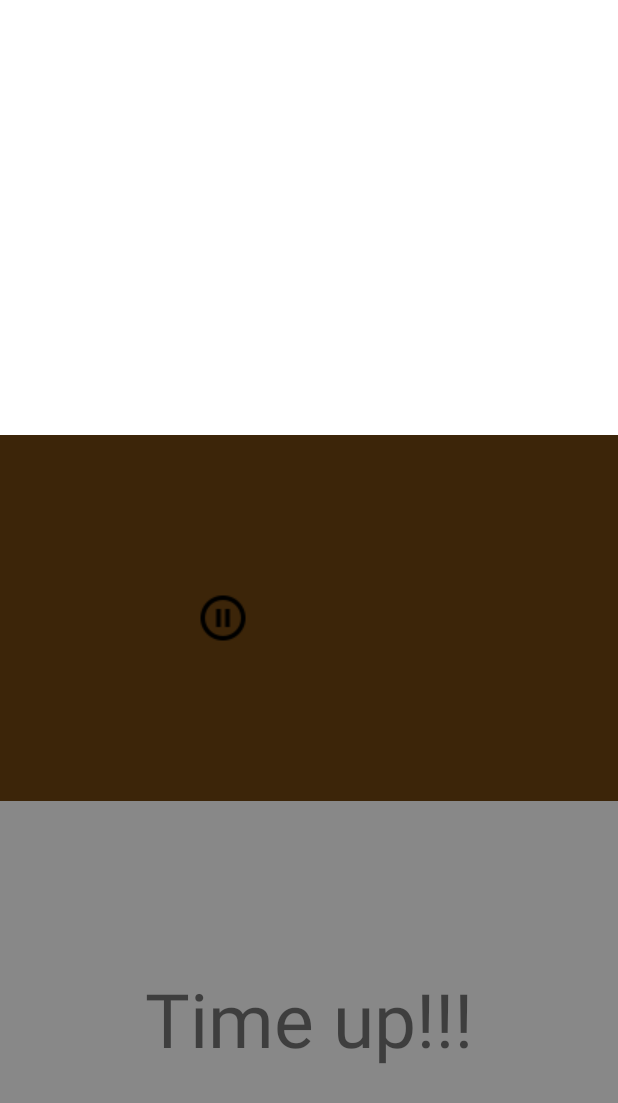
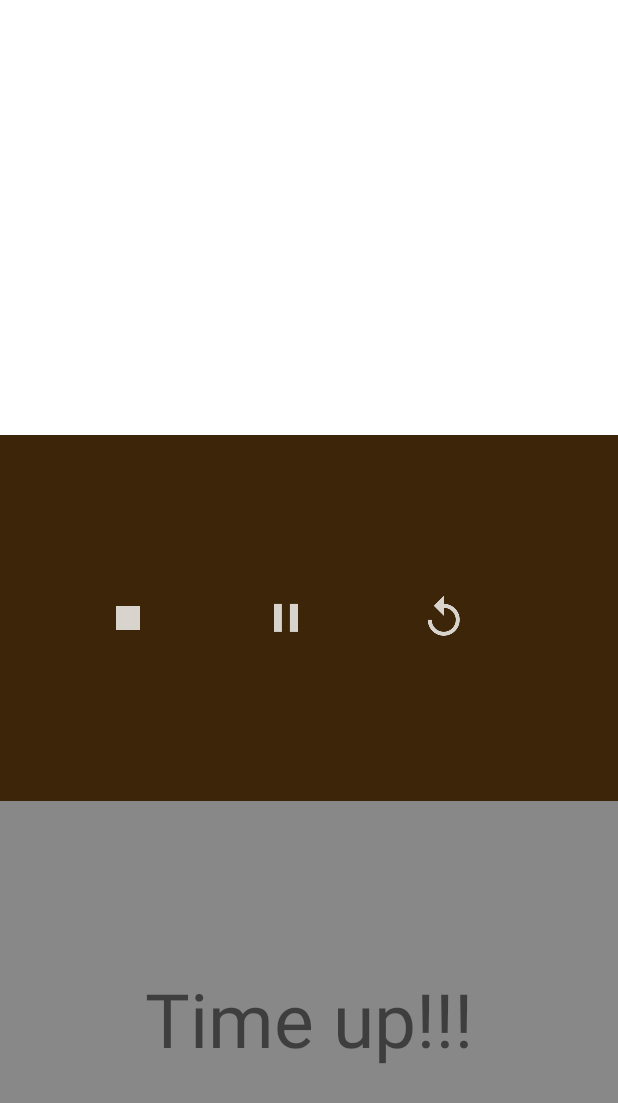
Before and after one commit to TaslimOseni/Kasparov, an Android app: the SurgicalRoom screen opened directly, with no data from a screen before it, after a tap on an icon or button, on a phone screen of 412 x 824 dp. Shown: the top 1103 px of the screen. Run offline under Robolectric (Android 15) with nearby library versions, the phone set to English and light mode, and no system bars; 4 statements that could not run were skipped.

Commit message:
pause, play, reset cont'd

```diff
--- a/app/src/main/java/com/dabinu/apps/chesstimer/SurgicalRoom.java
+++ b/app/src/main/java/com/dabinu/apps/chesstimer/SurgicalRoom.java
@@ -4,6 +4,7 @@ package com.dabinu.apps.chesstimer;
 
 import android.content.Context;
 import android.content.DialogInterface;
+import android.content.Intent;
 import android.graphics.Color;
 import android.os.CountDownTimer;
 import android.os.Vibrator;
@@ -26,6 +27,7 @@ public class SurgicalRoom extends AppCompatActivity {
     Vibrator vibrator;
     ImageButton playpause, reset, stop;
     LinearLayout noMansLand;
+    String minutes;
 
 
     @Override
@@ -39,7 +41,7 @@ public class SurgicalRoom extends AppCompatActivity {
 
         noMansLand = (LinearLayout) findViewById(R.id.noMansLand);
 
-        String minutes = getIntent().getStringExtra("EXTRA");
+        minutes = getIntent().getStringExtra("EXTRA");
 
         topText = (TextView) findViewById(R.id.top);
         bottomText = (TextView) findViewById(R.id.bottom);
@@ -48,6 +50,10 @@ public class SurgicalRoom extends AppCompatActivity {
         playpause = (ImageButton) findViewById(R.id.playPauseToggle);
         stop = (ImageButton) findViewById(R.id.stop);
         reset = (ImageButton) findViewById(R.id.reset);
+
+
+
+        playpause.setImageDrawable(getDrawable(R.drawable.tas_play));
 
 
         topText.setText(convertLongToString(Long.parseLong(minutes) / 1000));
@@ -60,7 +66,9 @@ public class SurgicalRoom extends AppCompatActivity {
             @Override
             public void onClick(View view) {
                 theTextViewToggler(topText);
-                playpause.setImageDrawable(getDrawable(R.drawable.pause));
+                playpause.setImageDrawable(getDrawable(R.drawable.tas_pause));
+                stop.setImageDrawable(getDrawable(R.drawable.tas_stop));
+                reset.setImageDrawable(getDrawable(R.drawable.tas_reset));
             }
         });
 
@@ -68,7 +76,9 @@ public class SurgicalRoom extends AppCompatActivity {
             @Override
             public void onClick(View view) {
                 theTextViewToggler(bottomText);
-                playpause.setImageDrawable(getDrawable(R.drawable.pause));
+                playpause.setImageDrawable(getDrawable(R.drawable.tas_pause));
+                stop.setImageDrawable(getDrawable(R.drawable.tas_stop));
+                reset.setImageDrawable(getDrawable(R.drawable.tas_reset));
             }
         });
 
@@ -110,6 +120,15 @@ public class SurgicalRoom extends AppCompatActivity {
                 //todo: Add my voice shouting time up!
                 nextView.setBackgroundColor(Color.GRAY);
                 textView.setBackgroundColor(Color.WHITE);
+                playpause.setImageDrawable(getDrawable(R.drawable.tas_reset));
+                playpause.setOnClickListener(new View.OnClickListener() {
+                    @Override
+                    public void onClick(View view) {
+                        Intent intent = new Intent(getApplicationContext(), SurgicalRoom.class);
+                        intent.putExtra("EXTRA", minutes);
+                        startActivity(intent);
+                    }
+                });
                 stop.setImageDrawable(null);
                 stop.setOnClickListener(new View.OnClickListener() {
                     @Override
--- a/app/src/main/res/layout/activity_surgical_room.xml
+++ b/app/src/main/res/layout/activity_surgical_room.xml
@@ -28,31 +28,28 @@
 
         <ImageButton
             android:id="@+id/stop"
-            android:layout_width="wrap_content"
+            android:layout_width="40dp"
+            android:layout_height="wrap_content"
+            android:layout_gravity="center"
+            android:layout_marginStart="65dp"
+            android:background="#3c2509" />
+
+        <ImageButton
+            android:id="@+id/playPauseToggle"
+            android:layout_width="40dp"
             android:layout_height="wrap_content"
             android:layout_gravity="center"
             android:layout_marginStart="65dp"
             android:background="#3c2509"
-            android:src="@drawable/tas_stop" />
+            android:scaleType="fitCenter" />
 
         <ImageButton
-            android:id="@+id/playPauseToggle"
-            android:layout_width="wrap_content"
+            android:id="@+id/reset"
+            android:layout_width="40dp"
             android:layout_height="wrap_content"
             android:layout_gravity="center"
             android:layout_marginStart="65dp"
-            android:background="#3c2509"
-            android:scaleType="fitCenter"
-            android:src="@drawable/tas_play" />
-
-        <ImageButton
-            android:id="@+id/reset"
-            android:layout_width="wrap_content"
-            android:layout_height="wrap_content"
-            android:layout_gravity="center"
-            android:layout_marginStart="65dp"
-            android:background="#3c2509"
-            android:src="@drawable/tas_reset" />
+            android:background="#3c2509" />
 
     </LinearLayout>
 
```
Also changed, not shown: app/src/main/res/drawable/pause.png (deleted).
